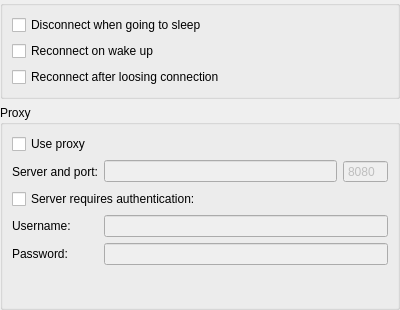
First picture: the form in src/widgets/settingpages/ConnectionSettings.ui, repository KittyIM/Client, before the edit.
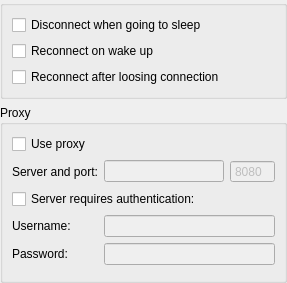
Second picture: the form after the edit. Custom widgets are drawn as their Qt base class.

Commit message: Added receiving messages. Added ability to execute plugin actions. Added qDebug() and qWarning() class info. Added Sound icon.

What changed in the file:
```diff
--- a/src/widgets/settingpages/ConnectionSettings.ui
+++ b/src/widgets/settingpages/ConnectionSettings.ui
@@ -6,8 +6,8 @@
    <rect>
     <x>0</x>
     <y>0</y>
-    <width>400</width>
-    <height>310</height>
+    <width>287</width>
+    <height>260</height>
    </rect>
   </property>
   <property name="windowTitle">
@@ -138,16 +138,6 @@
         </property>
        </widget>
       </item>
-      <item row="6" column="1">
-       <widget class="QLineEdit" name="passwordEdit">
-        <property name="enabled">
-         <bool>false</bool>
-        </property>
-        <property name="echoMode">
-         <enum>QLineEdit::Password</enum>
-        </property>
-       </widget>
-      </item>
       <item row="3" column="0">
        <widget class="QLabel" name="usernameLabel">
         <property name="text">
@@ -155,14 +145,7 @@
         </property>
        </widget>
       </item>
-      <item row="6" column="0">
-       <widget class="QLabel" name="passwordLabel">
-        <property name="text">
-         <string>Password:</string>
-        </property>
-       </widget>
-      </item>
-      <item row="7" column="1">
+      <item row="7" column="0" colspan="2">
        <spacer name="spacer">
         <property name="orientation">
          <enum>Qt::Vertical</enum>
@@ -175,6 +158,23 @@
         </property>
        </spacer>
       </item>
+      <item row="4" column="0">
+       <widget class="QLabel" name="passwordLabel">
+        <property name="text">
+         <string>Password:</string>
+        </property>
+       </widget>
+      </item>
+      <item row="4" column="1">
+       <widget class="QLineEdit" name="passwordEdit">
+        <property name="enabled">
+         <bool>false</bool>
+        </property>
+        <property name="echoMode">
+         <enum>QLineEdit::Password</enum>
+        </property>
+       </widget>
+      </item>
      </layout>
     </widget>
    </item>
```
The commit also changes 49 other files.
